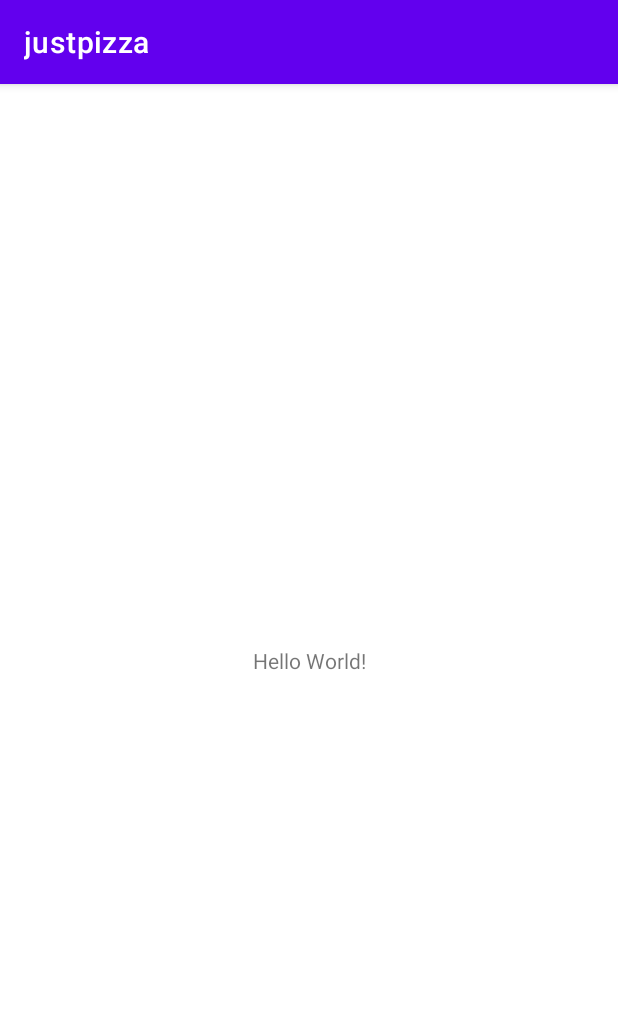
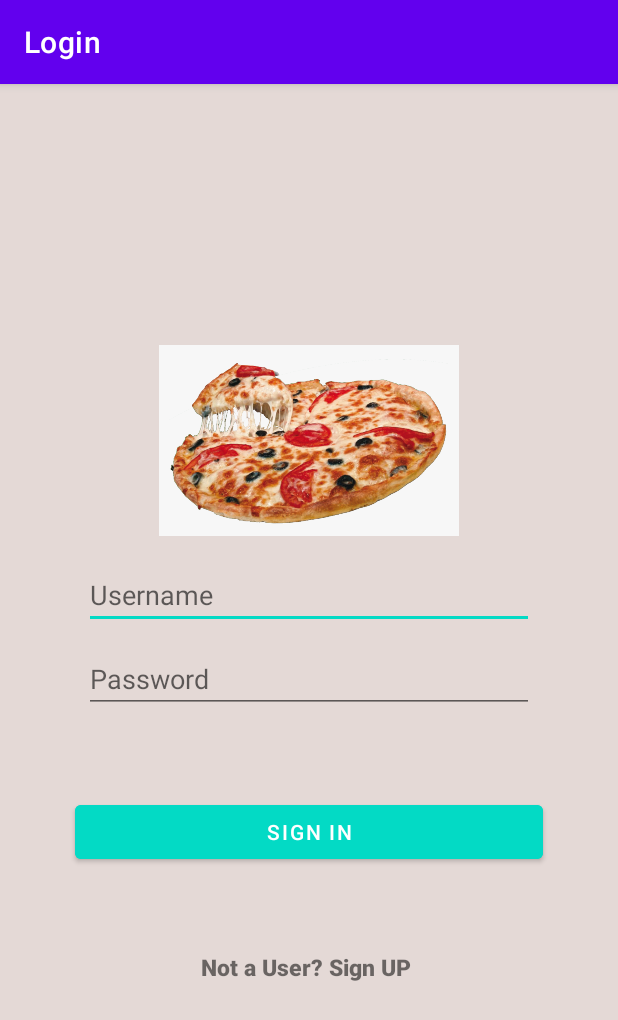
Before and after one commit to TARUNREDDY789/JustPizza, an Android app: the screen it shows after launch (MainActivity before the commit, Signin after it), on a phone screen of 412 x 824 dp. Shown: the top 1020 px of the screen. Run offline under Robolectric (Android 15) with nearby library versions, the phone set to English and light mode, and no system bars; our stand-ins replace Firebase (no records; nobody signed in at launch, a user with empty details on screens opened directly), sdp/ssp sizes.

Commit message:
Functionality Working

```diff
--- a/app/build.gradle
+++ b/app/build.gradle
@@ -1,5 +1,6 @@
 plugins {
     id 'com.android.application'
+    id 'com.google.gms.google-services'
 }
 
 android {
@@ -12,7 +13,7 @@ android {
         targetSdkVersion 30
         versionCode 1
         versionName "1.0"
-
+        multiDexEnabled true
         testInstrumentationRunner "androidx.test.runner.AndroidJUnitRunner"
     }
 
@@ -33,7 +34,9 @@ dependencies {
     implementation 'androidx.appcompat:appcompat:1.1.0'
     implementation 'com.google.android.material:material:1.1.0'
     implementation 'androidx.constraintlayout:constraintlayout:1.1.3'
+    implementation 'com.google.firebase:firebase-firestore:22.0.0'
     testImplementation 'junit:junit:4.+'
     androidTestImplementation 'androidx.test.ext:junit:1.1.1'
     androidTestImplementation 'androidx.test.espresso:espresso-core:3.2.0'
+    implementation 'com.android.support:multidex:1.0.3'
 }
--- a/app/src/main/AndroidManifest.xml
+++ b/app/src/main/AndroidManifest.xml
@@ -9,7 +9,10 @@
         android:roundIcon="@mipmap/ic_launcher_round"
         android:supportsRtl="true"
         android:theme="@style/Theme.Justpizza">
-        <activity android:name=".MainActivity">
+        <activity android:name=".PizzaList"></activity>
+        <activity android:name=".MainActivity" />
+        <activity android:name=".SignUp" />
+        <activity android:name=".Signin">
             <intent-filter>
                 <action android:name="android.intent.action.MAIN" />
 
--- /dev/null
+++ b/app/src/main/java/com/example/justpizza/Signin.java
@@ -0,0 +1,124 @@
+package com.example.justpizza;
+
+import androidx.annotation.NonNull;
+import androidx.appcompat.app.AppCompatActivity;
+
+import android.app.ProgressDialog;
+import android.content.Intent;
+import android.os.Bundle;
+import android.text.TextUtils;
+import android.view.Display;
+import android.view.View;
+import android.widget.Button;
+import android.widget.EditText;
+import android.widget.ImageView;
+import android.widget.TextView;
+import android.widget.Toast;
+
+import com.google.android.gms.tasks.OnCompleteListener;
+import com.google.android.gms.tasks.Task;
+import com.google.firebase.firestore.FirebaseFirestore;
+import com.google.firebase.firestore.QueryDocumentSnapshot;
+import com.google.firebase.firestore.QuerySnapshot;
+
+public class Signin extends AppCompatActivity {
+    EditText et_email,et_password;
+    Button btn_login;
+    TextView tv_register;
+    ProgressDialog loadingBar;
+    private String parentDbName = "Users";
+    FirebaseFirestore db;
+    ImageView image;
+
+
+
+    @Override
+    protected void onCreate(Bundle savedInstanceState) {
+        super.onCreate(savedInstanceState);
+        setContentView(R.layout.activity_signin);
+        getSupportActionBar().setTitle("Login");
+
+        loadingBar = new ProgressDialog(Signin.this);
+        db = FirebaseFirestore.getInstance();
+
+
+
+
+        et_email=(EditText)findViewById(R.id.et_email);
+        et_password=(EditText)findViewById(R.id.et_password);
+        image = (ImageView)findViewById(R.id.image1) ;
+
+        tv_register=(TextView)findViewById(R.id.tv_register);
+
+        tv_register.setOnClickListener(new View.OnClickListener() {
+            @Override
+            public void onClick(View v) {
+                startActivity(new Intent(Signin.this, SignUp.class));
+            }
+        });
+
+        btn_login=(Button)findViewById(R.id.btn_login);
+        btn_login.setOnClickListener(new View.OnClickListener() {
+            @Override
+            public void onClick(View v) {
+                LoginUser();
+            }
+        });
+
+    }
+    private void LoginUser() {
+        String username = et_email.getText().toString().trim();
+        String password = et_password.getText().toString().trim();
+
+        if (TextUtils.isEmpty(username))
+        {
+            Toast.makeText(this, "Please write your Username...", Toast.LENGTH_SHORT).show();
+        }
+        else if (TextUtils.isEmpty(password))
+        {
+            Toast.makeText(this, "Please write your password...", Toast.LENGTH_SHORT).show();
+        }
+        else {
+            loadingBar.setTitle("Login Account");
+            loadingBar.setMessage("Please wait, while we are checking the credentials.");
+            loadingBar.setCanceledOnTouchOutside(false);
+            loadingBar.show();
+
+            AllowAccessToAccount(username, password);
+
+        }
+    }
+    private void AllowAccessToAccount(final String username, final String password) {
+        db.collection(parentDbName)
+                .get()
+                .addOnCompleteListener(new OnCompleteListener<QuerySnapshot>() {
+                    @Override
+                    public void onComplete(@NonNull Task<QuerySnapshot> task) {
+                        loadingBar.dismiss();
+
+                        if (task.isSuccessful()) {
+
+                            for (QueryDocumentSnapshot document : task.getResult()) {
+                                Model1 usersData = document.toObject(Model1.class);
+                                if(usersData.getName().equals(username)){
+                                    if(usersData.getPassword().equals(password)){
+                                        Toast.makeText(Signin.this, "logged in Successfully...", Toast.LENGTH_SHORT).show();
+                                        loadingBar.dismiss();
+
+                                        Intent intent = new Intent(Signin.this, PizzaList.class);
+                                        startActivity(intent);
+                                        finish();
+                                    }
+                                }
+
+                            }
+                        }
+
+                        else {
+                            Toast.makeText(Signin.this, "Credentials are incorrect please try again ", Toast.LENGTH_SHORT).show();
+
+                        }
+                    }
+                });
+    }
+}
--- /dev/null
+++ b/app/src/main/res/layout/activity_signin.xml
@@ -0,0 +1,65 @@
+<?xml version="1.0" encoding="utf-8"?>
+<LinearLayout xmlns:android="http://schemas.android.com/apk/res/android"
+    xmlns:app="http://schemas.android.com/apk/res-auto"
+    xmlns:tools="http://schemas.android.com/tools"
+    android:orientation="vertical"
+    android:gravity="center"
+    android:background="#E4D9D6"
+    android:layout_width="match_parent"
+    android:layout_height="match_parent"
+    tools:context=".MainActivity">
+
+
+    <ImageView
+        android:layout_width="200dp"
+        android:layout_height="150dp"
+        android:src="@drawable/x"
+        android:id="@+id/image1"/>
+
+
+    <EditText
+        android:id="@+id/et_email"
+        android:layout_width="300dp"
+        android:layout_height="wrap_content"
+        android:layout_marginLeft="@dimen/_20sdp"
+        android:layout_marginRight="@dimen/_20sdp"
+        android:hint="Username"
+        android:layout_gravity="center"
+        android:layout_margin="5dp" />
+
+
+    <EditText
+        android:id="@+id/et_password"
+        android:layout_width="300dp"
+        android:layout_height="wrap_content"
+        android:layout_marginLeft="@dimen/_20sdp"
+        android:layout_marginRight="@dimen/_20sdp"
+        android:hint="Password"
+        android:layout_gravity="center"
+        android:layout_margin="5dp" />
+
+    <Button
+        android:id="@+id/btn_login"
+        android:layout_width="match_parent"
+        android:layout_height="wrap_content"
+        android:text="Sign in"
+        android:layout_gravity="center"
+        android:layout_margin="50dp"
+        android:backgroundTint="@color/colorAccent"/>
+
+    <TextView
+        android:id="@+id/tv_register"
+        android:layout_width="match_parent"
+        android:layout_height="wrap_content"
+        android:textSize="@dimen/_15sdp"
+        android:gravity="center"
+        android:text="Not a User? Sign UP "
+        android:fontFamily="sans-serif-black"
+        android:layout_gravity="center"
+        android:layout_margin="5dp"
+        />
+
+
+
+
+</LinearLayout>
--- a/app/src/main/res/values/colors.xml
+++ b/app/src/main/res/values/colors.xml
@@ -7,4 +7,5 @@
     <color name="teal_700">#FF018786</color>
     <color name="black">#FF000000</color>
     <color name="white">#FFFFFFFF</color>
+    <color name="colorAccent">#03DAC5</color>
 </resources>
--- /dev/null
+++ b/app/src/main/res/values/dimens.xml
@@ -0,0 +1,8 @@
+<?xml version="1.0" encoding="utf-8"?>
+<resources>
+    <dimen name="_20sdp">20dp</dimen>
+    <dimen name="_15sdp">15dp</dimen>
+    <dimen name="_8sdp">8dp</dimen>
+    <dimen name="_50sdp">50dp</dimen>
+    <dimen name="_6sdp">6dp</dimen>
+</resources>
```
Also changed, not shown: app/src/main/java/com/example/justpizza/AllPizzasAdapter.java (added, +72 -0 lines), app/src/main/java/com/example/justpizza/Model1.java (added, +53 -0 lines), app/src/main/java/com/example/justpizza/PizzaList.java (added, +85 -0 lines), app/src/main/java/com/example/justpizza/PizzaPojo.java (added, +41 -0 lines), app/src/main/java/com/example/justpizza/SignUp.java (added, +137 -0 lines), app/src/main/res/layout/activity_pizza_list.xml (added, +16 -0 lines), app/src/main/res/layout/activity_sign_up.xml (added, +78 -0 lines), app/src/main/res/layout/list_all_pizzas.xml (added, +56 -0 lines), app/src/main/res/drawable/x.png (added), 3 other files.
